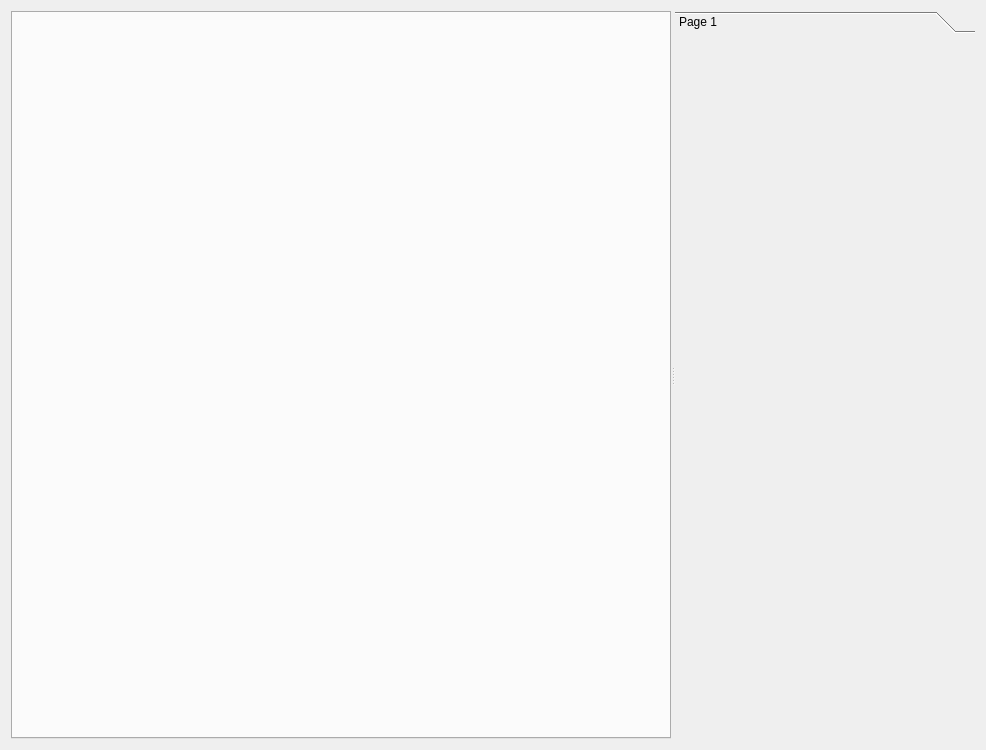
The window that tse_analytics/modules/phenomaster/submodules/actimot/views/actimot_dialog.ui (TSE-Systems/tse-analytics) describes before a commit, drawn with Qt 5.
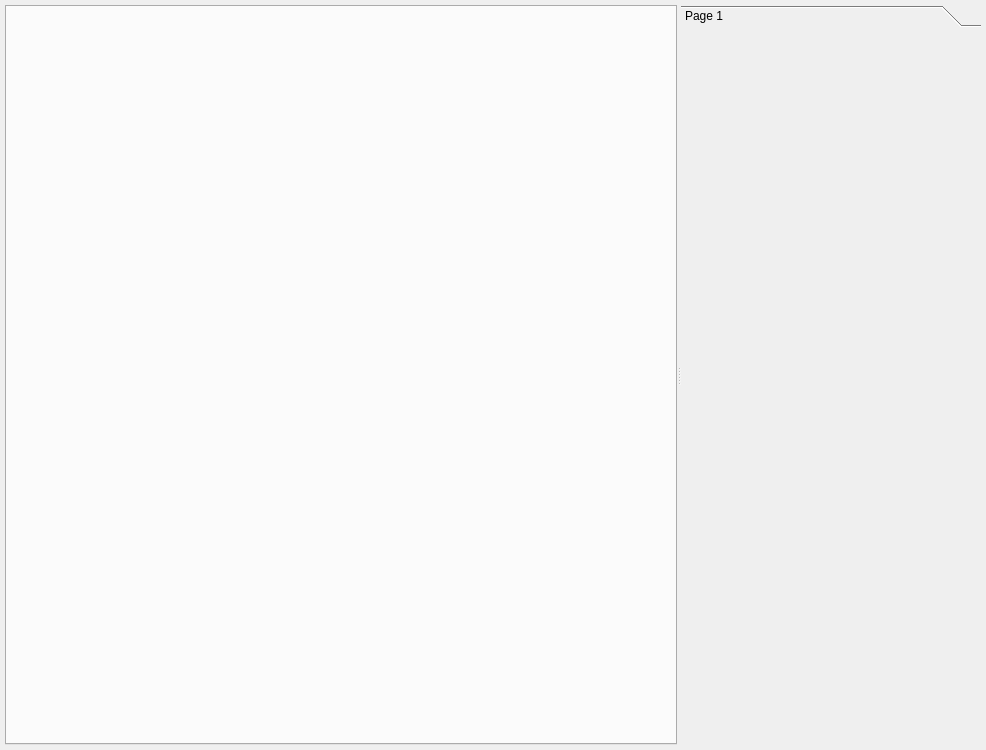
The same window after the commit.

Patch:
```diff
--- a/tse_analytics/modules/phenomaster/submodules/actimot/views/actimot_dialog.ui
+++ b/tse_analytics/modules/phenomaster/submodules/actimot/views/actimot_dialog.ui
@@ -15,6 +15,21 @@
    <string>ActiMot</string>
   </property>
   <layout class="QVBoxLayout" name="verticalLayout">
+   <property name="spacing">
+    <number>0</number>
+   </property>
+   <property name="leftMargin">
+    <number>5</number>
+   </property>
+   <property name="topMargin">
+    <number>5</number>
+   </property>
+   <property name="rightMargin">
+    <number>5</number>
+   </property>
+   <property name="bottomMargin">
+    <number>5</number>
+   </property>
    <item>
     <widget class="QSplitter" name="splitter">
      <property name="sizePolicy">
@@ -44,7 +59,7 @@
          <x>0</x>
          <y>0</y>
          <width>300</width>
-         <height>702</height>
+         <height>710</height>
         </rect>
        </property>
        <attribute name="label">
```
